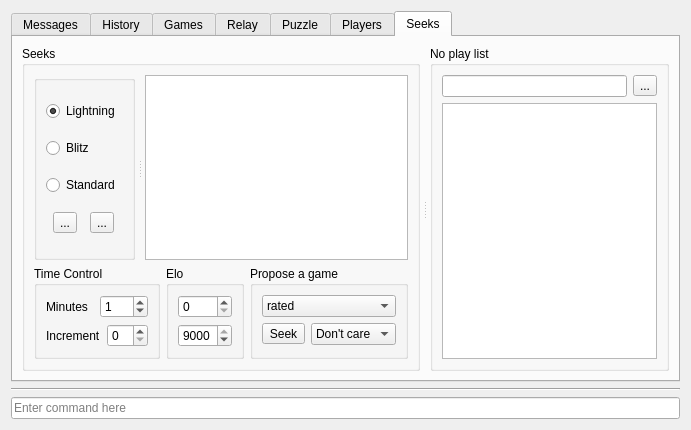
This is src/gui/ficsconsole.ui in Isarhamster/chessx as Qt 5 draws it before an edit. The edited form follows.
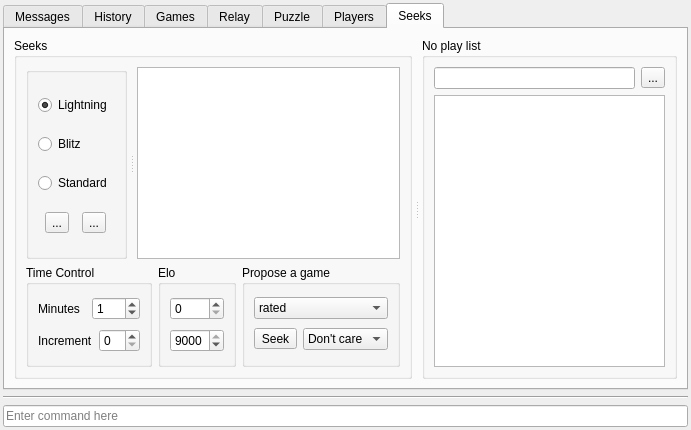
This is the edited form. Icons and pictures are not drawn. Custom widgets are drawn as their Qt base class.

Diff of the .ui file:
```diff
--- a/src/gui/ficsconsole.ui
+++ b/src/gui/ficsconsole.ui
@@ -14,6 +14,18 @@
    <string>Form</string>
   </property>
   <layout class="QVBoxLayout" name="verticalLayout_2">
+   <property name="leftMargin">
+    <number>3</number>
+   </property>
+   <property name="topMargin">
+    <number>3</number>
+   </property>
+   <property name="rightMargin">
+    <number>3</number>
+   </property>
+   <property name="bottomMargin">
+    <number>3</number>
+   </property>
    <item>
     <widget class="QTabWidget" name="tabWidget">
      <property name="contextMenuPolicy">
```
